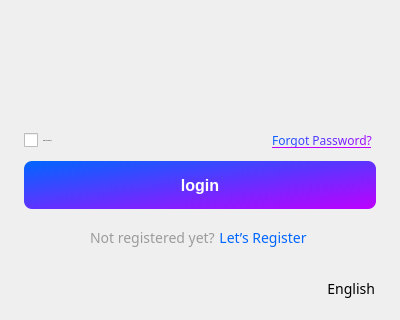
Above: ui/login.ui from yechaoGitHub/AI before the change; both pictures show x 0 to 400 and y 320 to 640 of the 400 by 640 pixel window. Below: the same form after it.
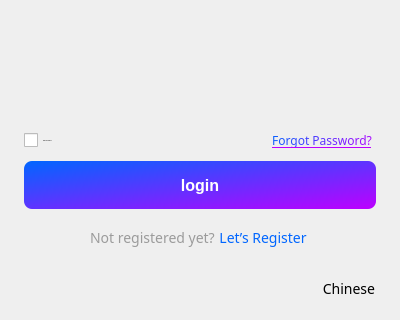
That is the form after the change. Icons and pictures are not drawn. Custom widgets are drawn as their Qt base class.

The edit to the form file:
```diff
--- a/ui/login.ui
+++ b/ui/login.ui
@@ -430,7 +430,7 @@
 </string>
        </property>
        <property name="text">
-        <string>English</string>
+        <string>Chinese</string>
        </property>
        <property name="flat">
         <bool>true</bool>
```
